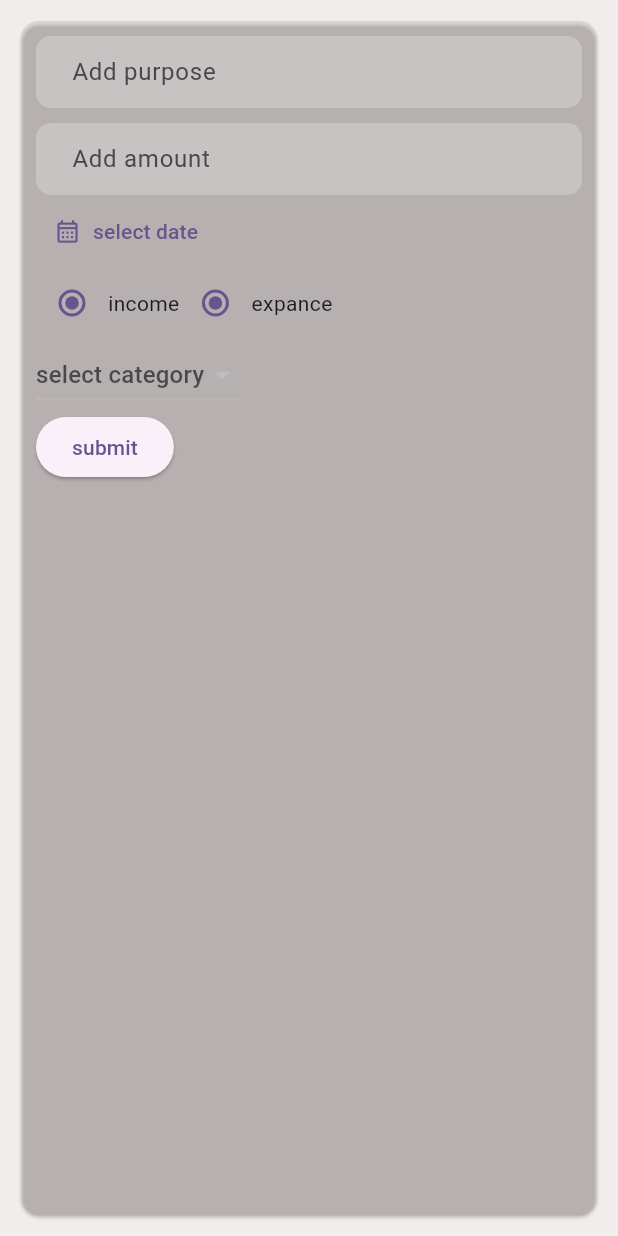
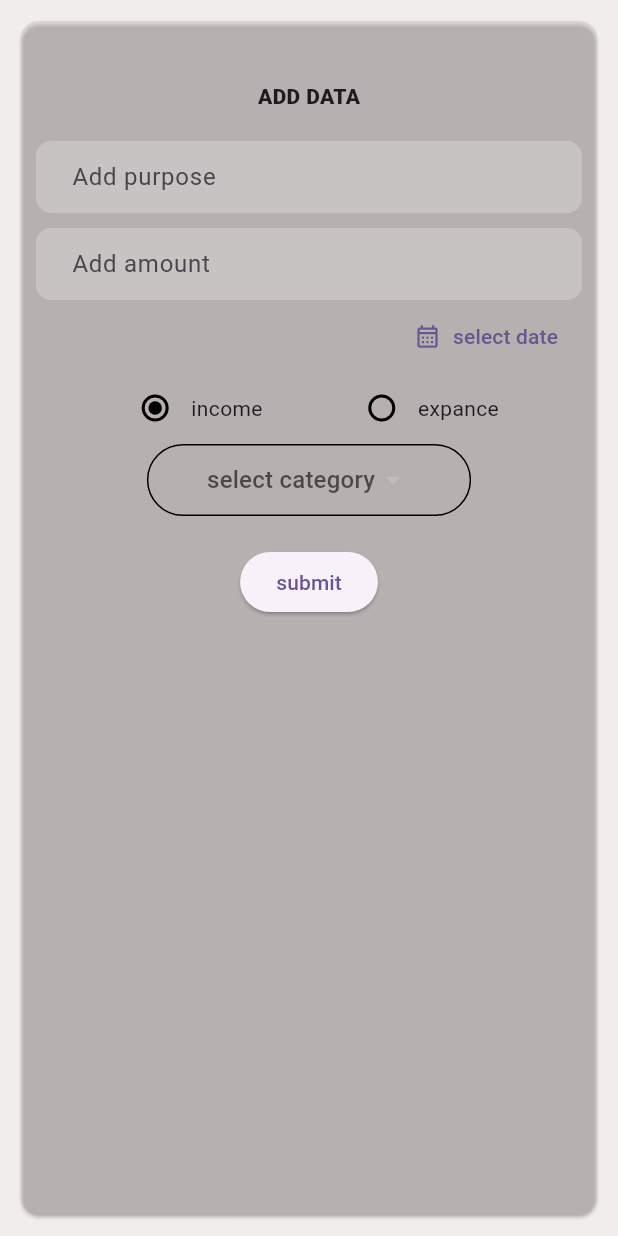
Before and after one commit to SUHAIB-P-A/expance_track, a Flutter app: the screentransationadd screen opened by its route, on a phone screen of 412 x 824 dp. Run offline on Flutter 3.47's test engine with Material 2 defaults, Android fonts, the phone set to English and light mode, and no system bars; our stand-ins replace hive_flutter; accounts and stored records are empty.

Commit message:
decorate ui and setup button clicks

```diff
--- a/lib/transation_screens/transation_add/transation_add_screen.dart
+++ b/lib/transation_screens/transation_add/transation_add_screen.dart
@@ -15,6 +15,14 @@ class _screentransationaddState extends State<screentransationadd> {
   catagory_type? _selectedcatagory;
   Category_Model? _selectedcategorymodel;
 
+  String? _dropdowncategoryid;
+
+  @override
+  void initState() {
+    _selectedcatagory = catagory_type.income;
+    super.initState();
+  }
+
   @override
   Widget build(BuildContext context) {
     return Scaffold(
@@ -30,6 +38,18 @@ class _screentransationaddState extends State<screentransationadd> {
                 crossAxisAlignment: CrossAxisAlignment.start,
                 mainAxisAlignment: MainAxisAlignment.start,
                 children: [
+                  const SizedBox(
+                    height: 30,
+                  ),
+                  const Center(
+                    child: Text(
+                      'ADD DATA',
+                      style: TextStyle(fontWeight: FontWeight.w900),
+                    ),
+                  ),
+                  const SizedBox(
+                    height: 20,
+                  ),
                   //porpose
                   TextFormField(
                     keyboardType: TextInputType.text,
@@ -66,13 +86,16 @@ class _screentransationaddState extends State<screentransationadd> {
                     ),
                   ),
                   //date
+                  Row(
+                    mainAxisAlignment: MainAxisAlignment.end,
+                    children: [
                       TextButton.icon(
                         onPressed: () async {
                           final _selectdatetemp = await showDatePicker(
                             context: context,
                             initialDate: DateTime.now(),
-                        firstDate:
-                            DateTime.now().subtract(const Duration(days: 30)),
+                            firstDate: DateTime.now()
+                                .subtract(const Duration(days: 30)),
                             lastDate: DateTime.now(),
                           );
                           if (_selectdatetemp == null) {
@@ -89,15 +112,25 @@ class _screentransationaddState extends State<screentransationadd> {
                             ? "select date"
                             : _selecteddatetime.toString()),
                       ),
+                    ],
+                  ),
                   //expance/income select
                   Row(
+                    mainAxisAlignment: MainAxisAlignment.spaceEvenly,
                     children: [
                       Row(
                         children: [
                           Radio(
+                            fillColor: MaterialStateProperty.all(Colors.black),
+                            splashRadius: 20.0,
                             value: catagory_type.income,
-                            groupValue: catagory_type.income,
-                            onChanged: (newvalue) {},
+                            groupValue: _selectedcatagory,
+                            onChanged: (newvalue) {
+                              setState(() {
+                                _selectedcatagory = catagory_type.income;
+                              });
+                              _dropdowncategoryid = null;
+                            },
                           ),
                           const Text("income")
                         ],
@@ -105,9 +138,16 @@ class _screentransationaddState extends State<screentransationadd> {
                       Row(
                         children: [
                           Radio(
+                            fillColor: MaterialStateProperty.all(Colors.black),
+                            splashRadius: 20.0,
                             value: catagory_type.expance,
-                            groupValue: catagory_type.expance,
-                            onChanged: (newvalue) {},
+                            groupValue: _selectedcatagory,
+                            onChanged: (newvalue) {
+                              setState(() {
+                                _selectedcatagory = catagory_type.expance;
+                              });
+                              _dropdowncategoryid = null;
+                            },
                           ),
                           const Text("expance")
                         ],
@@ -115,9 +155,36 @@ class _screentransationaddState extends State<screentransationadd> {
                     ],
                   ),
                   //category
-                  DropdownButton(
+                  Row(
+                    mainAxisAlignment: MainAxisAlignment.center,
+                    children: [
+                      DecoratedBox(
+                        decoration: const ShapeDecoration(
+                          shape: RoundedRectangleBorder(
+                            side: BorderSide(
+                              width: 1.0,
+                              style: BorderStyle.solid,
+                              color: Colors.black,
+                            ),
+                            borderRadius: BorderRadius.all(
+                              Radius.circular(25.0),
+                            ),
+                          ),
+                        ),
+                        child: Padding(
+                          padding: const EdgeInsets.symmetric(
+                              horizontal: 40.0, vertical: 0.0),
+                          child: DropdownButton(
+                            underline: const SizedBox(),
                             hint: const Text('select category'),
-                    items: catagory_db.instance.incomecotegorylistlistner.value.map(
+                            value: _dropdowncategoryid,
+                            items: (_selectedcatagory == catagory_type.income
+                                    ? catagory_db
+                                        .instance.incomecotegorylistlistner
+                                    : catagory_db
+                                        .instance.expancecotegorylistlistner)
+                                .value
+                                .map(
                               (e) {
                                 return DropdownMenuItem(
                                   value: e.id,
@@ -126,15 +193,28 @@ class _screentransationaddState extends State<screentransationadd> {
                               },
                             ).toList(),
                             onChanged: (selectedvalue) {
-                      print('seleted value');
+                              setState(() {
+                                _dropdowncategoryid = selectedvalue;
+                              });
                             },
                           ),
+                        ),
+                      ),
+                    ],
+                  ),
+                  const SizedBox(
+                    height: 20,
+                  ),
+                  Row(
+                    mainAxisAlignment: MainAxisAlignment.center,
+                    children: [
                       ElevatedButton(
-
                           onPressed: () {
                             Navigator.of(context).pop();
                           },
-                      child: const Text("submit"))
+                          child: const Text("submit")),
+                    ],
+                  )
                 ],
               ),
             ),
```
Lines whose indentation alone changed are shown as unchanged.
